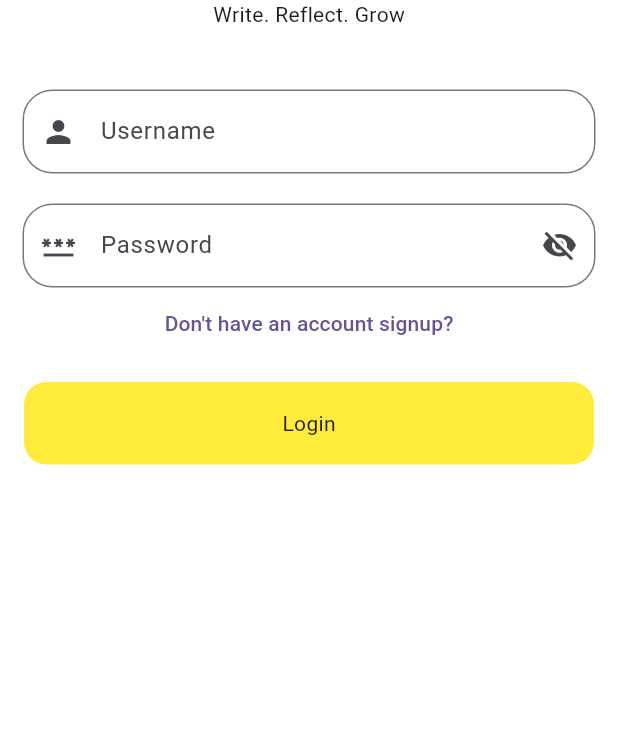
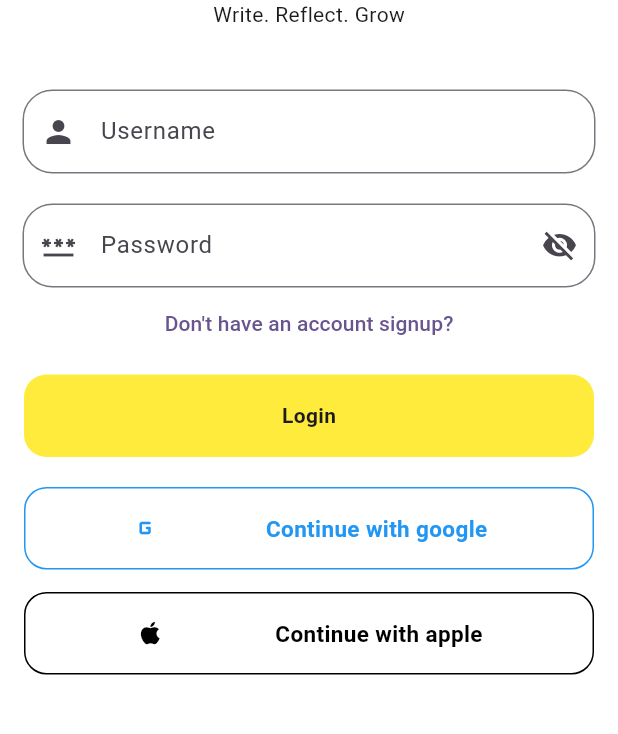
Before and after one commit to KevinRaleie-dev/journo, a Flutter app: the screen it shows after launch, on a phone screen of 412 x 824 dp, the part 170-904 px from its top. Run offline on Flutter 3.47's test engine with Material 3 defaults, Android fonts, the phone set to English and light mode, and no system bars.

Commit message:
updated screens

```diff
--- a/lib/src/features/auth/presentation/user_login/pages/user_login_page.dart
+++ b/lib/src/features/auth/presentation/user_login/pages/user_login_page.dart
@@ -1,5 +1,6 @@
 import 'package:flutter/material.dart';
 import 'package:journo/src/widgets/buttons/long_rectangle_buttons.dart';
+import 'package:journo/src/widgets/containers/auth_containers.dart';
 import 'package:journo/src/widgets/screens/auth_layout_screen.dart';
 import 'package:journo/src/widgets/textfields/long_textfield_form.dart';
 
@@ -33,9 +34,9 @@ class _UserLoginPageState extends State<UserLoginPage> {
             ],
           ),
         ),
-       const SizedBox(
-         height: 40,
-       ),
+        const SizedBox(
+          height: 40,
+        ),
         LongTextFieldForm(
             onChanged: (value) {},
             hintText: "Username",
@@ -62,9 +63,25 @@ class _UserLoginPageState extends State<UserLoginPage> {
           child: const Text("Don't have an account signup?"),
         ),
         const SizedBox(
+          height: 10,
+        ),
+        LongRectangleButton(onTap: () {}, title: "Login"),
+        const SizedBox(
+          height: 20,
+        ),
+        const AuthContainer(
+          title: 'Continue with google',
+          color: Colors.blue,
+          iconData: Icons.g_mobiledata_rounded,
+        ),
+        const SizedBox(
           height: 15,
         ),
-        LongRectangleButton(onTap: () {}, title: "Login")
+        const AuthContainer(
+          title: 'Continue with apple',
+          color: Colors.black,
+          iconData: Icons.apple,
+        )
       ],
     );
   }
--- a/lib/src/widgets/buttons/long_rectangle_buttons.dart
+++ b/lib/src/widgets/buttons/long_rectangle_buttons.dart
@@ -17,7 +17,7 @@ class LongRectangleButton extends StatelessWidget {
         decoration: BoxDecoration(
             color: Colors.yellow, borderRadius: BorderRadius.circular(15)),
         child: Center(
-          child: Text(title),
+          child: Text(title, style: const TextStyle(fontWeight: FontWeight.bold),),
         ),
       ),
     );
--- a/lib/src/widgets/containers/auth_containers.dart
+++ b/lib/src/widgets/containers/auth_containers.dart
@@ -4,18 +4,42 @@ class AuthContainer extends StatelessWidget {
   final String title;
   final Color color;
   final IconData iconData;
+  final Function()? onTap;
 
   const AuthContainer(
       {super.key,
       required this.title,
       required this.color,
-      required this.iconData});
+      required this.iconData,
+      this.onTap});
 
   @override
   Widget build(BuildContext context) {
-    return SizedBox(
-      height: 200,
-      width: 200,
-    );
+    return GestureDetector(
+        onTap: () {},
+        child: Container(
+          height: 55,
+          width: 380,
+          decoration: BoxDecoration(
+              border: Border.all(width: 1, color: color),
+              borderRadius: BorderRadius.circular(15)),
+          child: Center(
+            child: Row(
+              mainAxisAlignment: MainAxisAlignment.spaceEvenly,
+              children: [
+                Icon(
+                  iconData,
+                  color: color,
+                  size: 20,
+                ),
+                Text(
+                  title,
+                  style: TextStyle(
+                      color: color, fontWeight: FontWeight.bold, fontSize: 15),
+                )
+              ],
+            ),
+          ),
+        ));
   }
 }
```
